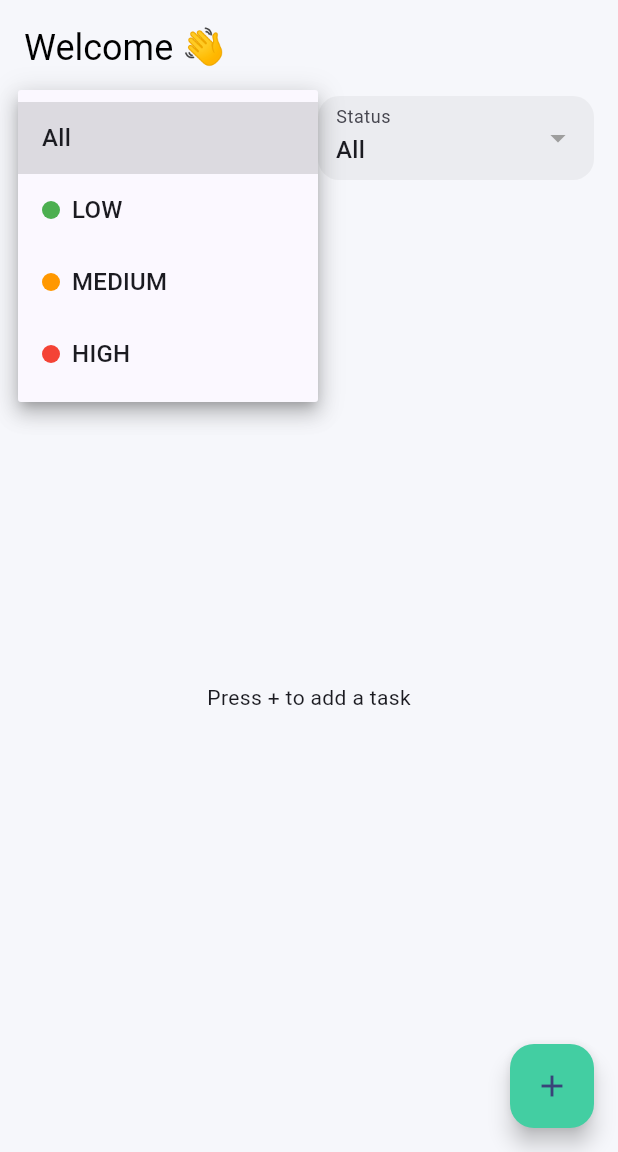
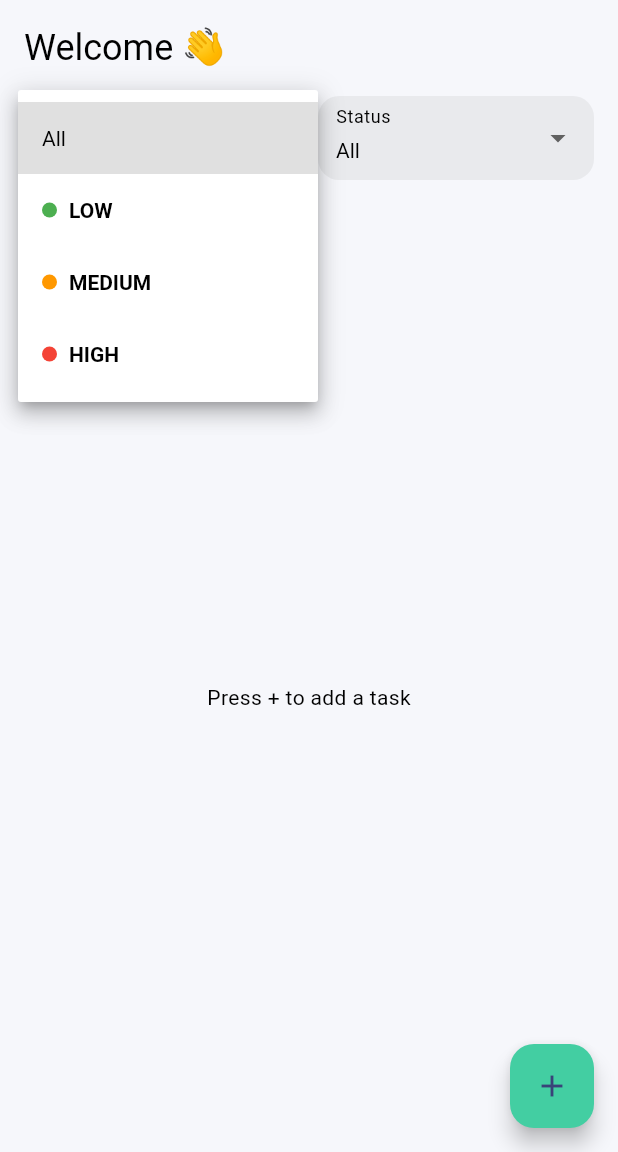
Before and after one commit to AbdalAhmad/task_management, a Flutter app: the HomeScreen screen opened directly, after a tap on "All", on a phone screen of 412 x 824 dp, the part 84-1236 px from its top. Run offline on Flutter 3.47's test engine with Material 3 defaults, Android fonts, the phone set to English and light mode, and no system bars; our stand-ins replace cloud_firestore, firebase_auth, firebase_core, flutter_local_notifications, flutter_riverpod, google_sign_in and 1 more; accounts and stored records are empty.

Commit message:
Update README and fix task ordering by updated time

```diff
--- a/lib/featuresscreen/homescreen/homescreen.dart
+++ b/lib/featuresscreen/homescreen/homescreen.dart
@@ -1,9 +1,10 @@
 import 'package:flutter/material.dart';
 import 'package:flutter_riverpod/flutter_riverpod.dart';
 import 'package:firebase_auth/firebase_auth.dart';
+
 import 'package:task_flow/featuresscreen/taskrepo/task.dart';
 import 'package:task_flow/featuresscreen/taskrepo/task_provider.dart';
-import 'package:task_flow/featuresscreen/homescreen/notification/edit_task.dart';
+import 'package:task_flow/featuresscreen/notification/edit_task.dart';
 import 'package:task_flow/loginsignupscreen/loginscreen.dart';
 
 class HomeScreen extends ConsumerStatefulWidget {
@@ -20,7 +21,7 @@ class _HomeScreenState extends ConsumerState<HomeScreen> {
 
   bool get isDark => _darkMode;
 
-  /// 🎨 Priority color helper
+  /// 🎨 Priority color
   Color _priorityColor(TaskPriority? p) {
     switch (p) {
       case TaskPriority.high:
@@ -34,7 +35,7 @@ class _HomeScreenState extends ConsumerState<HomeScreen> {
     }
   }
 
-  /// 🎨 Status color helper
+  /// 🎨 Status color
   Color _statusColor(bool? status) {
     if (status == true) return Colors.green;
     if (status == false) return Colors.red;
@@ -60,17 +61,22 @@ class _HomeScreenState extends ConsumerState<HomeScreen> {
   Widget build(BuildContext context) {
     final allTasks = ref.watch(taskProvider);
 
-    final tasks = allTasks.where((task) {
+    final tasks =
+        allTasks.where((task) {
             final priorityMatch =
                 _priorityFilter == null || task.priority == _priorityFilter;
             final statusMatch =
                 _statusFilter == null || task.isCompleted == _statusFilter;
             return priorityMatch && statusMatch;
-    }).toList();
+          }).toList()
+          ..sort((a, b) => b.updatedAt.compareTo(a.updatedAt));
 
     final user = FirebaseAuth.instance.currentUser;
     final email = user?.email ?? '';
     final firstLetter = email.isNotEmpty ? email[0].toUpperCase() : '?';
+
+    final textColor = isDark ? Colors.white : Colors.black;
+    final cardColor = isDark ? const Color(0xFF1E1E1E) : Colors.white;
 
     return Scaffold(
       backgroundColor: isDark ? Colors.black : const Color(0xFFF6F7FB),
@@ -99,31 +105,27 @@ class _HomeScreenState extends ConsumerState<HomeScreen> {
                 ),
               ),
             ),
+
             SwitchListTile(
-              title: Text(
-                'Dark Mode',
-                style: TextStyle(color: isDark ? Colors.white : Colors.black),
-              ),
+              title: Text('Dark Mode', style: TextStyle(color: textColor)),
               value: _darkMode,
               onChanged: (v) => setState(() => _darkMode = v),
             ),
+
             ListTile(
-              leading: Icon(Icons.support_agent,
-                  color: isDark ? Colors.white : Colors.black),
-              title: Text(
-                'Support',
-                style: TextStyle(color: isDark ? Colors.white : Colors.black),
-              ),
+              leading: Icon(Icons.support_agent, color: textColor),
+              title: Text('Support', style: TextStyle(color: textColor)),
               onTap: () {
                 Navigator.pop(context);
                 _showSupportMessage(context);
               },
             ),
+
             const Spacer(),
+
             ListTile(
               leading: const Icon(Icons.logout, color: Colors.red),
-              title:
-                  const Text('Logout', style: TextStyle(color: Colors.red)),
+              title: const Text('Logout', style: TextStyle(color: Colors.red)),
               onTap: () => _logout(context),
             ),
           ],
@@ -151,14 +153,14 @@ class _HomeScreenState extends ConsumerState<HomeScreen> {
           children: [
             Text(
               'Welcome 👋',
-              style: Theme.of(context).textTheme.headlineSmall?.copyWith(
-                    color: isDark ? Colors.white : Colors.black,
-                  ),
+              style: Theme.of(
+                context,
+              ).textTheme.headlineSmall?.copyWith(color: textColor),
             ),
 
             const SizedBox(height: 16),
 
-            /// 🎨 COLORFUL FILTER BAR
+            /// FILTER BAR
             Row(
               children: [
                 /// PRIORITY
@@ -166,22 +168,25 @@ class _HomeScreenState extends ConsumerState<HomeScreen> {
                   child: Container(
                     padding: const EdgeInsets.symmetric(horizontal: 12),
                     decoration: BoxDecoration(
-                      color:
-                          _priorityColor(_priorityFilter).withOpacity(0.12),
+                      color: _priorityColor(_priorityFilter).withOpacity(0.15),
                       borderRadius: BorderRadius.circular(14),
                     ),
                     child: DropdownButtonFormField<TaskPriority?>(
+                      dropdownColor: cardColor,
                       value: _priorityFilter,
-                      decoration: const InputDecoration(
+                      style: TextStyle(color: textColor),
+                      decoration: InputDecoration(
                         labelText: 'Priority',
+                        labelStyle: TextStyle(color: textColor),
                         border: InputBorder.none,
                       ),
-                      iconEnabledColor:
-                          _priorityColor(_priorityFilter),
                       items: [
-                        const DropdownMenuItem(
+                        DropdownMenuItem(
                           value: null,
-                          child: Text('All'),
+                          child: Text(
+                            'All',
+                            style: TextStyle(color: textColor),
+                          ),
                         ),
                         ...TaskPriority.values.map(
                           (p) => DropdownMenuItem(
@@ -189,18 +194,23 @@ class _HomeScreenState extends ConsumerState<HomeScreen> {
                             child: Row(
                               children: [
                                 CircleAvatar(
-                                  radius: 6,
+                                  radius: 5,
                                   backgroundColor: _priorityColor(p),
                                 ),
                                 const SizedBox(width: 8),
-                                Text(p.name.toUpperCase()),
+                                Text(
+                                  p.name.toUpperCase(),
+                                  style: TextStyle(
+                                    color: textColor,
+                                    fontWeight: FontWeight.bold,
+                                  ),
+                                ),
                               ],
                             ),
                           ),
                         ),
                       ],
-                      onChanged: (v) =>
-                          setState(() => _priorityFilter = v),
+                      onChanged: (v) => setState(() => _priorityFilter = v),
                     ),
                   ),
                 ),
@@ -212,25 +222,66 @@ class _HomeScreenState extends ConsumerState<HomeScreen> {
                   child: Container(
                     padding: const EdgeInsets.symmetric(horizontal: 12),
                     decoration: BoxDecoration(
-                      color: _statusColor(_statusFilter).withOpacity(0.12),
+                      color: _statusColor(_statusFilter).withOpacity(0.15),
                       borderRadius: BorderRadius.circular(14),
                     ),
                     child: DropdownButtonFormField<bool?>(
+                      dropdownColor: cardColor,
                       value: _statusFilter,
-                      decoration: const InputDecoration(
+                      style: TextStyle(color: textColor),
+                      decoration: InputDecoration(
                         labelText: 'Status',
+                        labelStyle: TextStyle(color: textColor),
                         border: InputBorder.none,
                       ),
-                      iconEnabledColor: _statusColor(_statusFilter),
-                      items: const [
-                        DropdownMenuItem(value: null, child: Text('All')),
+                      items: [
                         DropdownMenuItem(
-                            value: false, child: Text('Incomplete')),
+                          value: null,
+                          child: Text(
+                            'All',
+                            style: TextStyle(color: textColor),
+                          ),
+                        ),
                         DropdownMenuItem(
-                            value: true, child: Text('Completed')),
+                          value: false,
+                          child: Row(
+                            children: [
+                              const CircleAvatar(
+                                radius: 5,
+                                backgroundColor: Colors.red,
+                              ),
+                              const SizedBox(width: 8),
+                              Text(
+                                'INCOMPLETE',
+                                style: TextStyle(
+                                  color: textColor,
+                                  fontWeight: FontWeight.bold,
+                                ),
+                              ),
                             ],
-                      onChanged: (v) =>
-                          setState(() => _statusFilter = v),
+                          ),
+                        ),
+                        DropdownMenuItem(
+                          value: true,
+                          child: Row(
+                            children: [
+                              const CircleAvatar(
+                                radius: 5,
+                                backgroundColor: Colors.green,
+                              ),
+                              const SizedBox(width: 8),
+                              Text(
+                                'COMPLETED',
+                                style: TextStyle(
+                                  color: textColor,
+                                  fontWeight: FontWeight.bold,
+                                ),
+                              ),
+                            ],
+                          ),
+                        ),
+                      ],
+                      onChanged: (v) => setState(() => _statusFilter = v),
                     ),
                   ),
                 ),
@@ -239,19 +290,31 @@ class _HomeScreenState extends ConsumerState<HomeScreen> {
 
             const SizedBox(height: 20),
 
-            const Text(
+            Text(
               'Your Tasks',
-              style: TextStyle(fontSize: 18, fontWeight: FontWeight.bold),
+              style: TextStyle(
+                fontSize: 18,
+                fontWeight: FontWeight.bold,
+                color: textColor,
+              ),
             ),
 
             const SizedBox(height: 12),
 
+            /// TASK LIST
             Expanded(
-              child: tasks.isEmpty
-                  ? const Center(child: Text('Press + to add a task'))
+              child:
+                  tasks.isEmpty
+                      ? Center(
+                        child: Text(
+                          'Press + to add a task',
+                          style: TextStyle(color: textColor),
+                        ),
+                      )
                       : ListView.builder(
                         itemCount: tasks.length,
-                      itemBuilder: (_, i) =>
+                        itemBuilder:
+                            (_, i) =>
                                 _SwipeTaskTile(task: tasks[i], isDark: isDark),
                       ),
             ),
@@ -259,9 +322,11 @@ class _HomeScreenState extends ConsumerState<HomeScreen> {
         ),
       ),
 
+      /// ➕ ADD TASK (RESTORED)
       floatingActionButton: FloatingActionButton(
         backgroundColor: const Color(0xFF43CEA2),
-        onPressed: () => showModalBottomSheet(
+        onPressed:
+            () => showModalBottomSheet(
               context: context,
               isScrollControlled: true,
               builder: (_) => const AddEditTaskSheet(),
@@ -272,7 +337,7 @@ class _HomeScreenState extends ConsumerState<HomeScreen> {
   }
 }
 
-/// 🔥 TASK TILE
+/// 🔥 TASK TILE WITH DELETE + EDIT (RESTORED)
 class _SwipeTaskTile extends ConsumerWidget {
   final TaskModel task;
   final bool isDark;
@@ -292,6 +357,9 @@ class _SwipeTaskTile extends ConsumerWidget {
 
   @override
   Widget build(BuildContext context, WidgetRef ref) {
+    final textColor = isDark ? Colors.white : Colors.black;
+    final cardColor = isDark ? const Color(0xFF1E1E1E) : Colors.white;
+
     return Dismissible(
       key: ValueKey(task.id),
       direction: DismissDirection.endToStart,
@@ -306,40 +374,55 @@ class _SwipeTaskTile extends ConsumerWidget {
       ),
       onDismissed: (_) {
         ref.read(taskProvider.notifier).deleteTask(task.id);
+
+        ScaffoldMessenger.of(context).showSnackBar(
+          SnackBar(
+            content: const Text('Task deleted'),
+            action: SnackBarAction(
+              label: 'UNDO',
+              onPressed: () {
+                ref.read(taskProvider.notifier).addTask(task);
+              },
+            ),
+          ),
+        );
       },
       child: Card(
+        color: cardColor,
         shape: RoundedRectangleBorder(borderRadius: BorderRadius.circular(16)),
         child: ListTile(
-          onTap: () {
-            showModalBottomSheet(
+          onTap:
+              () => showModalBottomSheet(
                 context: context,
                 isScrollControlled: true,
                 builder: (_) => AddEditTaskSheet(task: task),
-            );
-          },
+              ),
           leading: Checkbox(
             value: task.isCompleted,
-            onChanged: (_) =>
-                ref.read(taskProvider.notifier).toggleComplete(task.id),
+            onChanged:
+                (_) => ref.read(taskProvider.notifier).toggleComplete(task.id),
           ),
           title: Text(
             task.title,
             style: TextStyle(
-              decoration:
-                  task.isCompleted ? TextDecoration.lineThrough : null,
+              color: textColor,
+              decoration: task.isCompleted ? TextDecoration.lineThrough : null,
             ),
           ),
-          subtitle: Text(task.description),
+          subtitle: Text(
+            task.description,
+            style: TextStyle(color: textColor.withOpacity(0.7)),
+          ),
           trailing: Container(
-            padding: const EdgeInsets.symmetric(horizontal: 8, vertical: 4),
+            padding: const EdgeInsets.symmetric(horizontal: 10, vertical: 6),
             decoration: BoxDecoration(
-              color: _priorityColor(task.priority).withOpacity(0.15),
+              color: _priorityColor(task.priority),
               borderRadius: BorderRadius.circular(12),
             ),
             child: Text(
               task.priority.name.toUpperCase(),
-              style: TextStyle(
-                color: _priorityColor(task.priority),
+              style: const TextStyle(
+                color: Colors.white,
                 fontWeight: FontWeight.bold,
               ),
             ),
--- a/lib/featuresscreen/homescreen/notification/edit_task.dart
+++ b/lib/featuresscreen/notification/edit_task.dart
@@ -1,6 +1,6 @@
 import 'package:flutter/material.dart';
 import 'package:flutter_riverpod/flutter_riverpod.dart';
-import 'package:task_flow/featuresscreen/homescreen/notification/notification.dart';
+import 'package:task_flow/featuresscreen/notification/notification.dart';
 import 'package:task_flow/featuresscreen/taskrepo/task.dart';
 import 'package:task_flow/featuresscreen/taskrepo/task_provider.dart';
 
@@ -310,7 +310,7 @@ class _AddEditTaskSheetState extends ConsumerState<AddEditTaskSheet> {
                     title: _titleCtrl.text.trim(),
                     description: _descCtrl.text.trim(),
                     dueDate: _finalDate,
-                    priority: _priority,
+                    priority: _priority, updatedAt: DateTime.now(),
                   );
 
                   widget.task == null
--- a/lib/featuresscreen/taskrepo/task.dart
+++ b/lib/featuresscreen/taskrepo/task.dart
@@ -23,6 +23,7 @@ class TaskModel {
   final DateTime dueDate;
   final TaskPriority priority;
   final bool isCompleted;
+  final DateTime updatedAt;
 
   TaskModel({
     required this.id,
@@ -31,6 +32,7 @@ class TaskModel {
     required this.dueDate,
     required this.priority,
     this.isCompleted = false,
+     required this.updatedAt,
   });
 
   /// 🔹 Firestore → Model (NULL SAFE)
@@ -45,6 +47,7 @@ class TaskModel {
         map['priority'] ?? 'low',
       ),
       isCompleted: map['isCompleted'] ?? false,
+      updatedAt: DateTime.now(),
     );
   }
 
@@ -75,6 +78,7 @@ class TaskModel {
       dueDate: dueDate ?? this.dueDate,
       priority: priority ?? this.priority,
       isCompleted: isCompleted ?? this.isCompleted,
+       updatedAt: DateTime.now(),
     );
   }
 }
--- a/lib/main.dart
+++ b/lib/main.dart
@@ -4,8 +4,8 @@ import 'package:firebase_core/firebase_core.dart';
 import 'package:task_flow/featuresscreen/taskrepo/providercontainer.dart';
 import 'package:timezone/data/latest.dart' as tz;
 
-import 'firebase_options.dart';
-import 'featuresscreen/homescreen/notification/notification.dart';
+import 'firebase/firebase_options.dart';
+import 'featuresscreen/notification/notification.dart';
 import 'splash_screen/splash_screen.dart';
 
 Future<void> main() async {
```
Also changed, not shown: lib/featuresscreen/notification/notification.dart (renamed from lib/featuresscreen/homescreen/notification/notification.dart), lib/featuresscreen/notification/task_notifier.dart (renamed from lib/featuresscreen/homescreen/notification/task_notifier.dart), lib/firebase/firebase_options.dart (renamed from lib/firebase_options.dart), 1 other file. Lines whose indentation alone changed are shown as unchanged.
